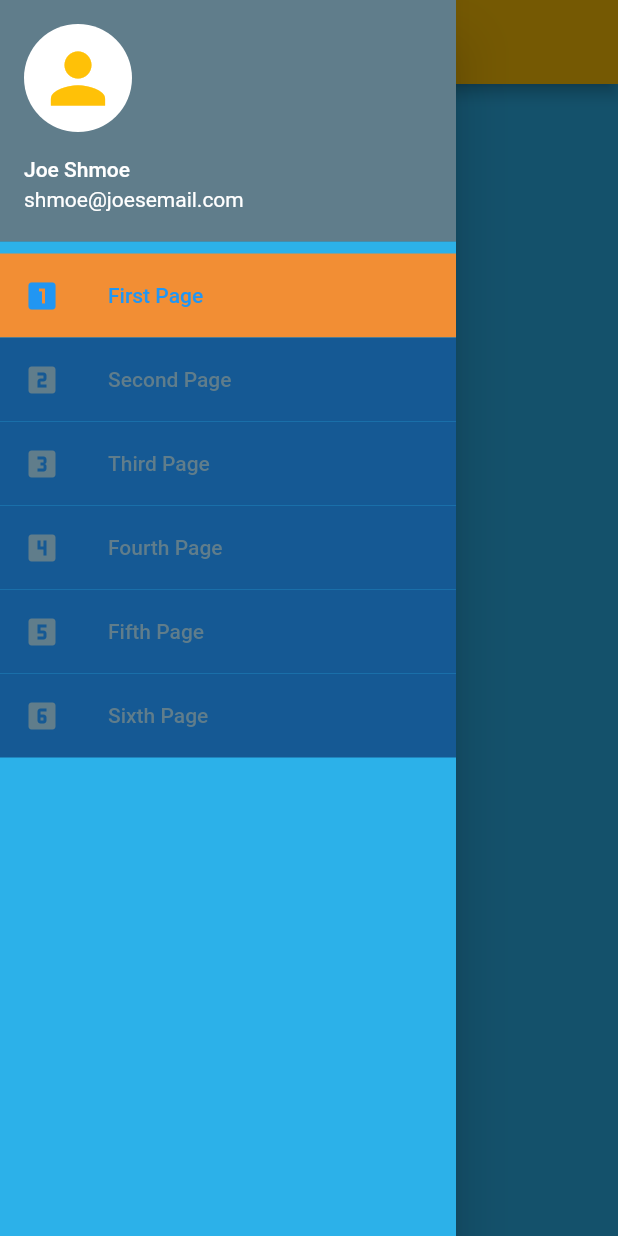
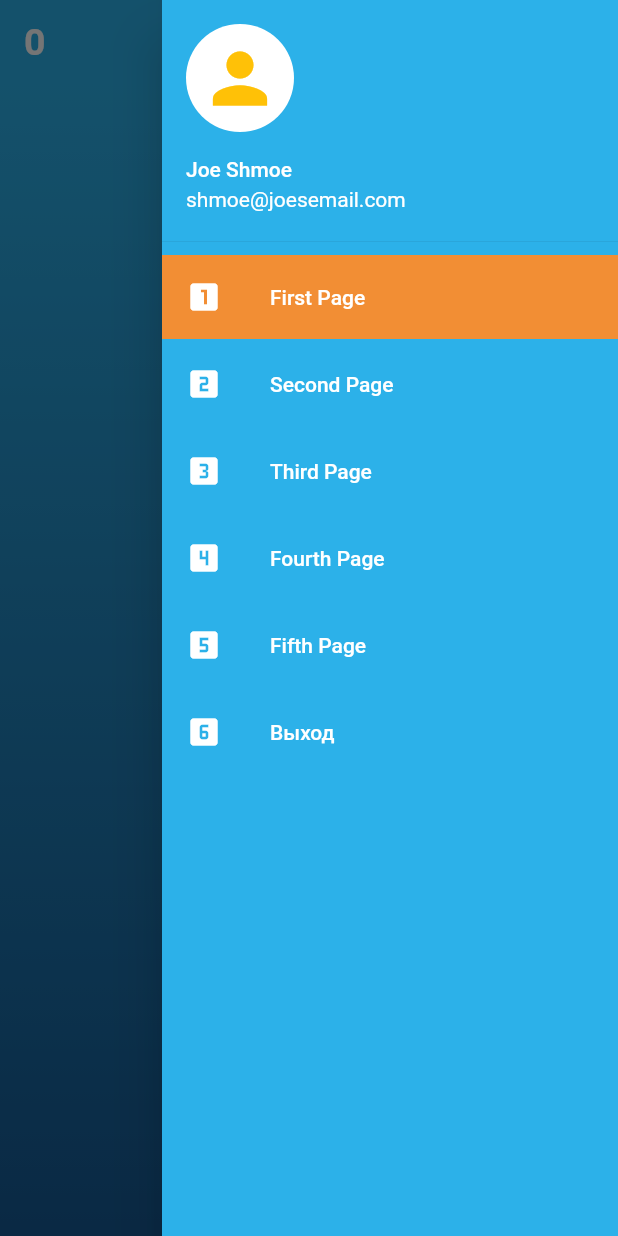
Before and after one commit to smoking68tv/NFC_Mobile, a Flutter app: the screen it shows after launch, with the side drawer open, on a phone screen of 412 x 824 dp. Run offline on Flutter 3.47's test engine with Material 2 defaults, Android fonts, the phone set to English and light mode, and no system bars; our stand-ins replace bloc, flutter_bloc; missing offline and left inert: bloc_test.

```diff
--- a/lib/configs/ui.dart
+++ b/lib/configs/ui.dart
@@ -7,3 +7,8 @@ Color BACKGROUND_COLOR_START = HexColor('2CB1E9'),
 Color DRAWER_BACKGROUND_COLOR_START = HexColor('155994'),
     DRAWER_BACKGROUND_COLOR_END = HexColor('2CB1E9'),
     DRAWER_ITEM_COLOR = HexColor('F28E34');
+
+
+Color ICON_DEFAULT_COLOR = HexColor('F28E34');
+
+Color TITLE_DEFAULT_COLOR = HexColor('F28E34');
--- a/lib/main.dart
+++ b/lib/main.dart
@@ -23,6 +23,7 @@ class MyApp extends StatelessWidget {
       title: 'Nice Navigation Demo',
       theme: ThemeData(
           primarySwatch: Colors.amber,
+          backgroundColor: BACKGROUND_COLOR_END,
           scaffoldBackgroundColor: BACKGROUND_COLOR_START),
       home: MainContainerWidget(),
     );
--- /dev/null
+++ b/lib/widgets/appBar/appBar.dart
@@ -0,0 +1,89 @@
+import 'package:flutter/material.dart';
+import 'package:new_nfc/configs/ui.dart';
+import 'package:new_nfc/widgets/navidation_drawer/nav_drawer.dart';
+// import 'package:nfc_tags/Constant/constant.dart';
+// import 'package:nfc_tags/Providers/tasks.dart';
+// import 'package:nfc_tags/Widgets/badge.dart';
+// import 'package:nfc_tags/Widgets/drawer.dart';
+// import 'package:provider/provider.dart';
+
+class AppBarWidget {
+  final GlobalKey<ScaffoldState> _scaffoldKey = GlobalKey<ScaffoldState>();
+
+  AppBar setAppBar(BuildContext context,
+      {String title,
+      IconData icon = Icons.arrow_back,
+      Function callbackFunc,
+      bool isDrawer = false,
+      bool showTasks = true}) {
+    return AppBar(
+        title: Text(
+          title,
+          style: TextStyle(
+              fontWeight: FontWeight.bold, fontSize: 25.0, color: Colors.white),
+          textAlign: TextAlign.center,
+        ),
+        centerTitle: false,
+        backgroundColor: BACKGROUND_COLOR_START,
+        elevation: 0.0,
+        automaticallyImplyLeading: false,
+        actions: <Widget>[
+          Builder(
+              builder: (context) => (IconButton(
+                    icon: Icon(
+                      Icons.menu,
+                      color: ICON_DEFAULT_COLOR,
+                      size: 35.0,
+                    ),
+                    onPressed: () {
+                      Scaffold.of(context).openEndDrawer();
+                    },
+                  )))
+        ]
+        // leading: isDrawer
+        //     ? Builder(
+        //         builder: (context) => (IconButton(
+        //               icon: Icon(
+        //                 icon,
+        //               ),
+        //               onPressed: () {
+        //                 Navigator.of(context).pop();
+        //               },
+        //             )))
+        //     : InkWell(
+        //         child: Icon(
+        //           icon,
+        //           textDirection: TextDirection.ltr,
+        //         ),
+        //         onTap: () => callbackFunc(),
+        //       ),
+        // actions: isDrawer
+        //     ? <Widget>[
+        //         Container(),
+        //       ]
+        //     : <Widget>[
+        //         !showTasks
+        //             ? Container()
+        //             : Builder(
+        //                 builder: (context) => (Consumer<TaskConfig>(
+        //                   builder: (_, tasks, ch) => Badge(
+        //                     child: ch,
+        //                     value: tasks.count.toString(),
+        //                   ),
+        //                   child: IconButton(
+        //                     icon: Icon(
+        //                       Icons.menu,
+        //                     ),
+        //                     onPressed: () {
+        //                       Scaffold.of(context).openEndDrawer();
+        //                       // AppDrawer();
+        //                       // Navigator.of(context).pushNamed(CartScreen.routeName);
+        //                     },
+        //                   ),
+        //                 )),
+        //               ),
+        //         SizedBox(width: 10)
+        //       ],
+        );
+  }
+}
--- a/lib/widgets/main/main_container.dart
+++ b/lib/widgets/main/main_container.dart
@@ -1,21 +1,74 @@
 import 'package:flutter/cupertino.dart';
 import 'package:flutter/material.dart';
 import 'package:flutter_bloc/flutter_bloc.dart';
+import 'package:new_nfc/configs/ui.dart';
+import 'package:new_nfc/screens/auth/loginView.dart';
+import 'package:new_nfc/widgets/appBar/appBar.dart';
 import 'package:new_nfc/widgets/navidation_drawer/blocs.dart';
 import 'package:new_nfc/widgets/navidation_drawer/nav_drawer.dart';
 
-class MainContainerWidget extends StatelessWidget {
+class MainContainerWidget extends StatefulWidget {
+  @override
+  _MainContainerState createState() => _MainContainerState();
+}
+
+class _MainContainerState extends State<MainContainerWidget> {
+  NavDrawerBloc _bloc;
+  Widget _content;
+  @override
+  void initState() {
+    super.initState();
+    _bloc = NavDrawerBloc(NavDrawerState(NavItem.page_one));
+    _content = _getContentForState(_bloc.state);
+  }
+
   @override
   Widget build(BuildContext context) => BlocProvider<NavDrawerBloc>(
-        create: (BuildContext context) => NavDrawerBloc(NavDrawerState(NavItem.page_one)),
+      create: (BuildContext context) => _bloc,
+      child: BlocListener<NavDrawerBloc, NavDrawerState>(
+        listener: (BuildContext context, NavDrawerState state) {
+          setState(() {
+            _content = _getContentForState(state);
+          });
+        },
         child: BlocBuilder<NavDrawerBloc, NavDrawerState>(
           builder: (BuildContext context, NavDrawerState state) => Scaffold(
-              drawer: NavDrawerWidget("Joe Shmoe", "shmoe@joesemail.com"),
-              appBar: AppBar(
-                title: Text("_state.selectedItem"),
+              endDrawer: NavDrawerWidget("Joe Shmoe", "shmoe@joesemail.com"),
+              appBar: AppBarWidget().setAppBar(
+                context,
+                title: _getTextForItem(state.selectedItem),
+              ),
+              body: Center(
+                child: Container(
+                  decoration: BoxDecoration(
+                      gradient: LinearGradient(
+                          begin: Alignment.topCenter,
+                          end: Alignment.bottomCenter,
+                          colors: [
+                        BACKGROUND_COLOR_START,
+                        BACKGROUND_COLOR_END
+                      ])),
+                  child: AnimatedSwitcher(
+                    switchInCurve: Curves.easeInExpo,
+                    switchOutCurve: Curves.easeOutExpo,
+                    duration: Duration(milliseconds: 300),
+                    child: _content,
+                  ),
+                ),
               )),
-          // body: _bodyForState(state),
+
+          // _bodyForState(state),
           // floatingActionButton: _getFabForItem(state.selectedItem)),
         ),
-      );
+      ));
+
+  String _getTextForItem(NavItem selectedItem) {
+    return selectedItem.index.toString();
+  }
+
+  Widget _getContentForState(NavDrawerState state) {
+    if (state.selectedItem.index == 5) {
+      return LoginPage();
+    }
+  }
 }
--- a/lib/widgets/navidation_drawer/nav_drawer.dart
+++ b/lib/widgets/navidation_drawer/nav_drawer.dart
@@ -7,6 +7,7 @@ import 'package:new_nfc/widgets/navidation_drawer/blocs.dart';
 class NavDrawerWidget extends StatelessWidget {
   final String accountName;
   final String accountEmail;
+
   final List<_NavigationItem> _listItems = [
     _NavigationItem(true, null, null, null),
     _NavigationItem(false, NavItem.page_one, "First Page", Icons.looks_one),
@@ -14,15 +15,16 @@ class NavDrawerWidget extends StatelessWidget {
     _NavigationItem(false, NavItem.page_three, "Third Page", Icons.looks_3),
     _NavigationItem(false, NavItem.page_four, "Fourth Page", Icons.looks_4),
     _NavigationItem(false, NavItem.page_five, "Fifth Page", Icons.looks_5),
-    _NavigationItem(false, NavItem.page_six, "Sixth Page", Icons.looks_6),
+    _NavigationItem(false, NavItem.exit, "Выход", Icons.looks_6),
   ];
+
   NavDrawerWidget(this.accountName, this.accountEmail);
   @override
   Widget build(BuildContext context) => Drawer(
           // Add a ListView to the drawer. This ensures the user can scroll
           // through the options in the drawer if there isn't enough vertical
           // space to fit everything.
-    child: Container(
+          child: Container(
         color: BACKGROUND_COLOR_START,
         child: ListView.builder(
             padding: EdgeInsets.zero,
@@ -33,15 +35,17 @@ class NavDrawerWidget extends StatelessWidget {
                       _buildItem(_listItems[index], state),
                 )),
       ));
+
   Widget _buildItem(_NavigationItem data, NavDrawerState state) => data.header
       // if the item is a header return the header widget
       ? _makeHeaderItem()
       // otherwise build and return the default list item
       : _makeListItem(data, state);
+
   Widget _makeHeaderItem() => UserAccountsDrawerHeader(
         accountName: Text(accountName, style: TextStyle(color: Colors.white)),
         accountEmail: Text(accountEmail, style: TextStyle(color: Colors.white)),
-        decoration: BoxDecoration(color: Colors.blueGrey),
+        decoration: BoxDecoration(color: BACKGROUND_COLOR_START),
         currentAccountPicture: CircleAvatar(
           backgroundColor: Colors.white,
           foregroundColor: Colors.amber,
@@ -54,28 +58,25 @@ class NavDrawerWidget extends StatelessWidget {
   Widget _makeListItem(_NavigationItem data, NavDrawerState state) => Card(
         color: data.item == state.selectedItem
             ? DRAWER_ITEM_COLOR
-            : DRAWER_BACKGROUND_COLOR_START,
-        shape: ContinuousRectangleBorder(borderRadius: BorderRadius.zero),
+            : BACKGROUND_COLOR_START,
+        shape: ContinuousRectangleBorder(
+            borderRadius: BorderRadius.all(Radius.zero)),
         // So we see the selected highlight
-        borderOnForeground: true,
+        borderOnForeground: false,
         elevation: 0,
-        margin: EdgeInsets.zero,
+        margin: EdgeInsets.fromLTRB(0, 1, 0, 1),
         child: Builder(
           builder: (BuildContext context) => ListTile(
             title: Text(
               data.title,
               style: TextStyle(
-                color: data.item == state.selectedItem
-                    ? Colors.blue
-                    : Colors.blueGrey,
+                color: Colors.white,
               ),
             ),
             leading: Icon(
               data.icon,
               // if it's selected change the color
-              color: data.item == state.selectedItem
-                  ? Colors.blue
-                  : Colors.blueGrey,
+              color: Colors.white
             ),
             onTap: () => _handleItemClick(context, data.item),
           ),
@@ -86,6 +87,7 @@ class NavDrawerWidget extends StatelessWidget {
     Navigator.pop(context);
   }
 }
+
 // helper class used to represent navigation list items
 class _NavigationItem {
   final bool header;
--- a/lib/widgets/navidation_drawer/nav_drawer_state.dart
+++ b/lib/widgets/navidation_drawer/nav_drawer_state.dart
@@ -1,15 +1,20 @@
 // this is the state the user is expected to see
+import 'package:flutter/cupertino.dart';
+import 'package:new_nfc/screens/auth/loginView.dart';
+
 class NavDrawerState {
   final NavItem selectedItem;
   const NavDrawerState(this.selectedItem);
 }
 // helpful navigation pages, you can change
 // them to support your pages
+// Widget page_six = LoginPage();
+
 enum NavItem {
   page_one,
   page_two,
   page_three,
   page_four,
   page_five,
-  page_six,
+  exit,
 }
```
Also changed, not shown: lib/screens/auth/loginView.dart (added, +276 -0 lines).
